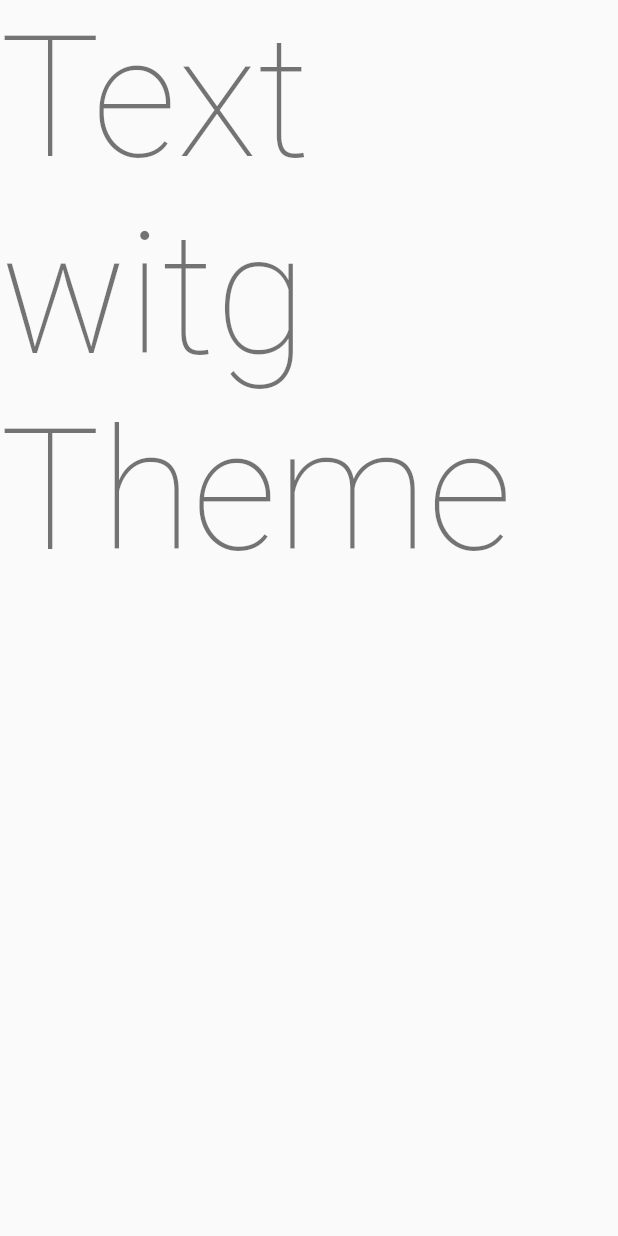
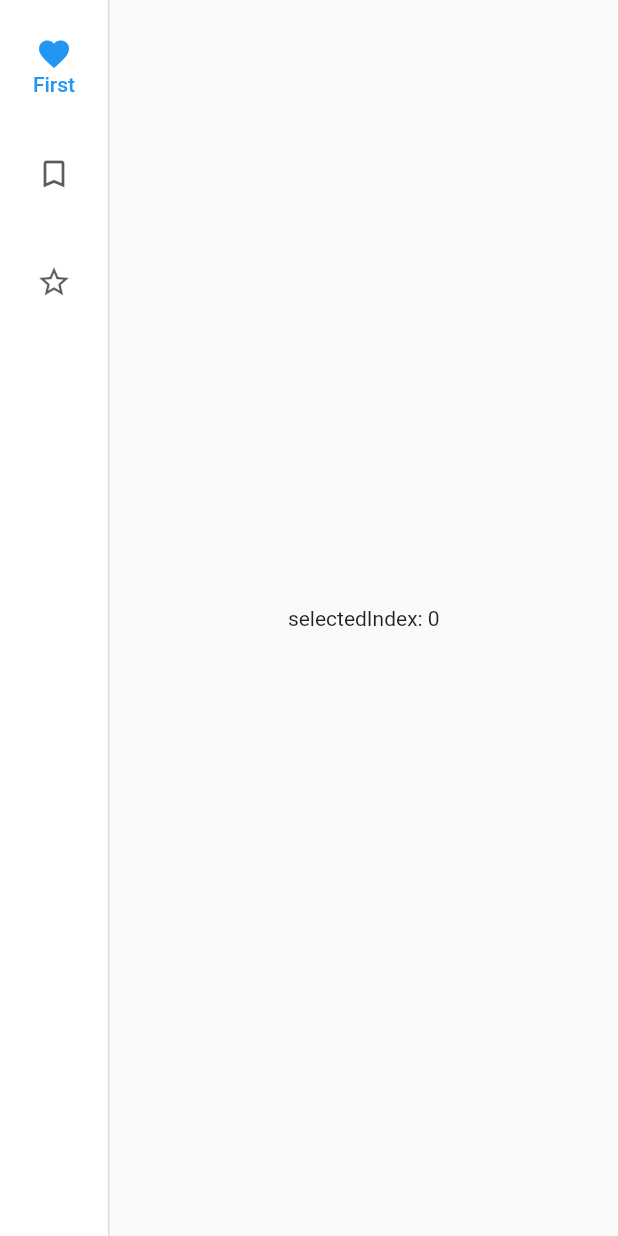
Before and after one commit to azkajihan09/belajar_navigation_bar, a Flutter app: the screen it shows after launch, on a phone screen of 412 x 824 dp. Run offline on Flutter 3.47's test engine with Material 2 defaults, Android fonts, the light colour scheme and no system bars.

Commit message:
penambahan data

```diff
--- a/lib/main.dart
+++ b/lib/main.dart
@@ -1,3 +1,4 @@
+import 'package:belajar_navigation_bar/way/navigationrail.dart';
 import 'package:belajar_navigation_bar/widget/widget023.dart';
 import 'package:belajar_navigation_bar/widget/widget028.dart';
 import 'package:belajar_navigation_bar/widget/widget029.dart';
@@ -10,15 +11,18 @@ void main() {
 
 class MyApp extends StatelessWidget {
   const MyApp({Key? key}) : super(key: key);
+  static const String _title = 'Flutter Code Sample';
 
   @override
   Widget build(BuildContext context) {
     return MaterialApp(
       debugShowCheckedModeBanner: false,
+      title: _title,
       // home: Widget028(),
       // home: Widget029(),
       // home: Widget023(),
-      home: Widget030(),
+      // home: Widget030(),
+      home: RailWidget(),
     );
   }
 }
--- /dev/null
+++ b/lib/way/navigationrail.dart
@@ -0,0 +1,48 @@
+import 'package:flutter/material.dart';
+
+class RailWidget extends StatefulWidget {
+  RailWidget({Key? key}) : super(key: key);
+
+  @override
+  State<RailWidget> createState() => _RailState();
+}
+
+class _RailState extends State<RailWidget> {
+  int _selectedIndex = 0;
+  @override
+  Widget build(BuildContext context) {
+    return Scaffold(
+      body: Row(children: [
+        NavigationRail(
+          selectedIndex: _selectedIndex,
+          onDestinationSelected: (int index) {
+            setState(() {
+              _selectedIndex = index;
+            });
+          },
+          labelType: NavigationRailLabelType.selected,
+          destinations: const <NavigationRailDestination>[
+            NavigationRailDestination(
+                icon: Icon(Icons.favorite_border),
+                selectedIcon: Icon(Icons.favorite),
+                label: Text('First')),
+            NavigationRailDestination(
+                icon: Icon(Icons.bookmark_border),
+                selectedIcon: Icon(Icons.book),
+                label: Text('Second')),
+            NavigationRailDestination(
+                icon: Icon(Icons.star_border),
+                selectedIcon: Icon(Icons.star),
+                label: Text('Trid')),
+          ],
+        ),
+        const VerticalDivider(thickness: 1, width: 1),
+        Expanded(
+          child: Center(
+            child: Text('selectedIndex: $_selectedIndex'),
+          ),
+        )
+      ]),
+    );
+  }
+}
```
